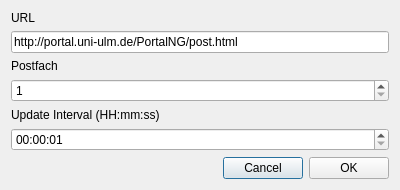
The window that pndialog.ui (sschober/postnot-tray) describes before a commit, drawn with Qt 5.
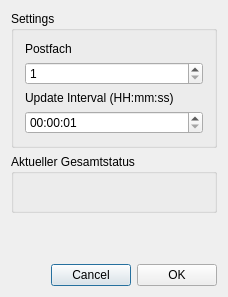
The same window after the commit. Icons and pictures are not drawn.

Diff of the .ui file:
```diff
--- a/pndialog.ui
+++ b/pndialog.ui
@@ -6,28 +6,27 @@
    <rect>
     <x>0</x>
     <y>0</y>
-    <width>400</width>
-    <height>188</height>
+    <width>228</width>
+    <height>297</height>
    </rect>
   </property>
   <property name="windowTitle">
-   <string>PNDialog</string>
+   <string>PostNot-Tray</string>
+  </property>
+  <property name="windowIcon">
+   <iconset resource="postnot.qrc">
+    <normaloff>:/icon/email-small</normaloff>:/icon/email-small</iconset>
+  </property>
+  <property name="sizeGripEnabled">
+   <bool>false</bool>
   </property>
   <layout class="QVBoxLayout" name="verticalLayout">
    <item>
-    <widget class="QLabel" name="label">
-     <property name="text">
-      <string>URL</string>
+    <widget class="QGroupBox" name="groupBox">
+     <property name="title">
+      <string>Settings</string>
      </property>
-    </widget>
-   </item>
-   <item>
-    <widget class="QLineEdit" name="lineEdit">
-     <property name="text">
-      <string>http://portal.uni-ulm.de/PortalNG/post.html</string>
-     </property>
-    </widget>
-   </item>
+     <layout class="QVBoxLayout" name="verticalLayout_2">
    <item>
     <widget class="QLabel" name="label_2">
      <property name="text">
@@ -69,6 +68,38 @@
      </property>
     </widget>
    </item>
+     </layout>
+    </widget>
+   </item>
+   <item>
+    <widget class="QGroupBox" name="groupBox_2">
+     <property name="title">
+      <string>Aktueller Gesamtstatus</string>
+     </property>
+     <layout class="QVBoxLayout" name="verticalLayout_3">
+      <item>
+       <widget class="QLabel" name="lbStatus">
+        <property name="text">
+         <string/>
+        </property>
+       </widget>
+      </item>
+     </layout>
+    </widget>
+   </item>
+   <item>
+    <spacer name="verticalSpacer_2">
+     <property name="orientation">
+      <enum>Qt::Vertical</enum>
+     </property>
+     <property name="sizeHint" stdset="0">
+      <size>
+       <width>20</width>
+       <height>40</height>
+      </size>
+     </property>
+    </spacer>
+   </item>
    <item>
     <layout class="QHBoxLayout" name="horizontalLayout">
      <item>
```
Left out of the diff: 6 changed lines with no effect on the pictures. Lines whose indentation alone changed are shown as unchanged.
